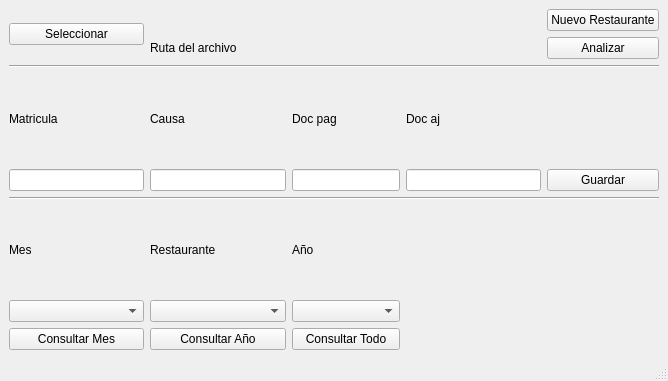
This is plantillas/principal.ui in JhoanCarvajal/pdf as Qt 5 draws it before an edit. The edited form follows.
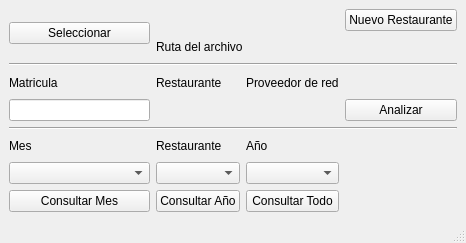
This is the edited form.

The edit to the form file:
```diff
--- a/plantillas/principal.ui
+++ b/plantillas/principal.ui
@@ -6,161 +6,152 @@
    <rect>
     <x>0</x>
     <y>0</y>
-    <width>668</width>
-    <height>381</height>
+    <width>466</width>
+    <height>243</height>
    </rect>
   </property>
   <property name="windowTitle">
    <string>Prototipo Facturacion Frisby</string>
   </property>
   <widget class="QWidget" name="centralwidget">
-   <layout class="QGridLayout" name="gridLayout_3">
+   <layout class="QGridLayout" name="gridLayout_2">
     <item row="0" column="0">
-     <layout class="QGridLayout" name="gridLayout_2">
-      <item row="8" column="0">
-       <widget class="QComboBox" name="cb_meses"/>
+     <layout class="QGridLayout" name="gridLayout">
+      <item row="0" column="0" rowspan="2">
+       <widget class="QPushButton" name="btn_seleccionar">
+        <property name="text">
+         <string>Seleccionar</string>
+        </property>
+       </widget>
       </item>
-      <item row="4" column="0">
+      <item row="0" column="3">
+       <widget class="QPushButton" name="btn_nuevo_restaurante">
+        <property name="text">
+         <string>Nuevo Restaurante</string>
+        </property>
+       </widget>
+      </item>
+      <item row="2" column="0" colspan="4">
+       <widget class="Line" name="line">
+        <property name="orientation">
+         <enum>Qt::Horizontal</enum>
+        </property>
+       </widget>
+      </item>
+      <item row="3" column="0">
        <widget class="QLabel" name="lb_matricula">
         <property name="text">
          <string>Matricula</string>
         </property>
        </widget>
       </item>
-      <item row="5" column="4">
-       <widget class="QLineEdit" name="le_doc_aj"/>
-      </item>
-      <item row="6" column="0" colspan="6">
-       <widget class="Line" name="line_2">
-        <property name="orientation">
-         <enum>Qt::Horizontal</enum>
+      <item row="3" column="1">
+       <widget class="QLabel" name="label">
+        <property name="text">
+         <string>Restaurante</string>
         </property>
        </widget>
       </item>
-      <item row="4" column="1">
-       <widget class="QLabel" name="lb_causa">
+      <item row="3" column="2">
+       <widget class="QLabel" name="label_2">
         <property name="text">
-         <string>Causa</string>
+         <string>Proveedor de red</string>
         </property>
        </widget>
       </item>
-      <item row="5" column="1">
-       <widget class="QLineEdit" name="le_causa"/>
-      </item>
-      <item row="5" column="2" colspan="2">
-       <widget class="QLineEdit" name="le_doc_pag"/>
-      </item>
-      <item row="5" column="0">
+      <item row="4" column="0">
        <widget class="QLineEdit" name="le_matricula">
         <property name="focusPolicy">
          <enum>Qt::StrongFocus</enum>
         </property>
        </widget>
       </item>
-      <item row="0" column="5">
-       <widget class="QPushButton" name="btn_nuevo_restaurante">
+      <item row="4" column="1">
+       <widget class="QLabel" name="lb_nombre_restaurante">
         <property name="text">
-         <string>Nuevo Restaurante</string>
+         <string/>
         </property>
        </widget>
       </item>
-      <item row="4" column="4">
-       <widget class="QLabel" name="lb_doc_aj">
+      <item row="4" column="2">
+       <widget class="QLabel" name="lb_nombre_operador">
         <property name="text">
-         <string>Doc aj</string>
+         <string/>
         </property>
        </widget>
       </item>
-      <item row="9" column="0">
-       <widget class="QPushButton" name="btn_consultar_mes">
-        <property name="text">
-         <string>Consultar Mes</string>
-        </property>
-       </widget>
-      </item>
-      <item row="4" column="2" colspan="2">
-       <widget class="QLabel" name="lb_doc_pag">
-        <property name="text">
-         <string>Doc pag</string>
-        </property>
-       </widget>
-      </item>
-      <item row="0" column="0" rowspan="2">
-       <widget class="QPushButton" name="btn_seleccionar">
-        <property name="text">
-         <string>Seleccionar</string>
-        </property>
-       </widget>
-      </item>
-      <item row="5" column="5">
-       <widget class="QPushButton" name="btn_guardar">
-        <property name="text">
-         <string>Guardar</string>
-        </property>
-       </widget>
-      </item>
-      <item row="1" column="1" colspan="4">
-       <widget class="QLabel" name="lb_ruta">
-        <property name="text">
-         <string>Ruta del archivo</string>
-        </property>
-       </widget>
-      </item>
-      <item row="1" column="5">
+      <item row="4" column="3">
        <widget class="QPushButton" name="btn_analizar">
         <property name="text">
          <string>Analizar</string>
         </property>
        </widget>
       </item>
-      <item row="3" column="0" colspan="6">
-       <widget class="Line" name="line">
+      <item row="5" column="0" colspan="4">
+       <widget class="Line" name="line_2">
         <property name="orientation">
          <enum>Qt::Horizontal</enum>
         </property>
        </widget>
       </item>
-      <item row="7" column="0">
+      <item row="6" column="0">
        <widget class="QLabel" name="lb_mes">
         <property name="text">
          <string>Mes</string>
         </property>
        </widget>
       </item>
-      <item row="7" column="1">
+      <item row="6" column="1">
        <widget class="QLabel" name="lb_restaurante">
         <property name="text">
          <string>Restaurante</string>
         </property>
        </widget>
       </item>
-      <item row="8" column="1">
-       <widget class="QComboBox" name="cb_restaurantes"/>
-      </item>
-      <item row="9" column="1">
-       <widget class="QPushButton" name="btn_consultar_anho">
-        <property name="text">
-         <string>Consultar Año</string>
-        </property>
-       </widget>
-      </item>
-      <item row="7" column="2">
+      <item row="6" column="2">
        <widget class="QLabel" name="lb_anho">
         <property name="text">
          <string>Año</string>
         </property>
        </widget>
       </item>
-      <item row="8" column="2" colspan="2">
+      <item row="7" column="0">
+       <widget class="QComboBox" name="cb_meses"/>
+      </item>
+      <item row="7" column="1">
+       <widget class="QComboBox" name="cb_restaurantes"/>
+      </item>
+      <item row="7" column="2">
        <widget class="QComboBox" name="cb_anhos"/>
       </item>
-      <item row="9" column="2" colspan="2">
+      <item row="8" column="0">
+       <widget class="QPushButton" name="btn_consultar_mes">
+        <property name="text">
+         <string>Consultar Mes</string>
+        </property>
+       </widget>
+      </item>
+      <item row="8" column="1">
+       <widget class="QPushButton" name="btn_consultar_anho">
+        <property name="text">
+         <string>Consultar Año</string>
+        </property>
+       </widget>
+      </item>
+      <item row="8" column="2">
        <widget class="QPushButton" name="btn_consultar_todo">
         <property name="text">
          <string>Consultar Todo</string>
         </property>
        </widget>
       </item>
+      <item row="1" column="1" colspan="3">
+       <widget class="QLabel" name="lb_ruta">
+        <property name="text">
+         <string>Ruta del archivo</string>
+        </property>
+       </widget>
+      </item>
      </layout>
     </item>
    </layout>
```
Left out of the diff: 12 changed lines with no effect on the pictures.
